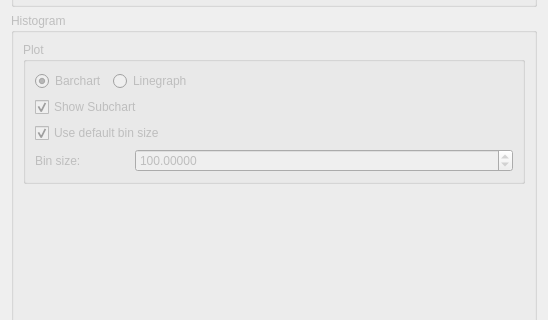
Above: Plugins/org.mitk.gui.qt.measurementtoolbox/src/internal/QmitkImageStatisticsViewControls.ui from MITK/MITK before the change; both pictures show x 0 to 548 and y 319 to 639 of the 548 by 812 pixel window. Below: the same form after it.
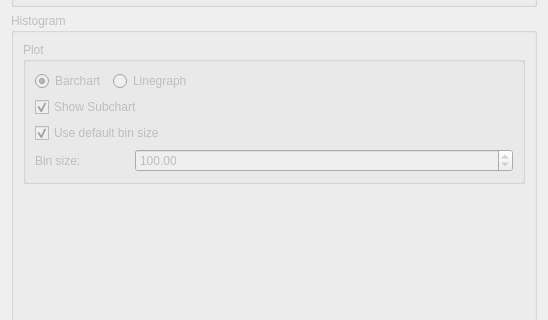
That is the form after the change. Custom widgets are drawn as their Qt base class.

Commit message: Adapted stepsize and decimals of spinbox according to image pixel type.

```diff
--- a/Plugins/org.mitk.gui.qt.measurementtoolbox/src/internal/QmitkImageStatisticsViewControls.ui
+++ b/Plugins/org.mitk.gui.qt.measurementtoolbox/src/internal/QmitkImageStatisticsViewControls.ui
@@ -525,10 +525,10 @@
                <bool>true</bool>
               </property>
               <property name="decimals">
-               <number>5</number>
+               <number>2</number>
               </property>
               <property name="minimum">
-               <double>0.000010000000000</double>
+               <double>0.010000000000000</double>
               </property>
               <property name="maximum">
                <double>1000000.000000000000000</double>
```
The commit also changes 2 other files.
